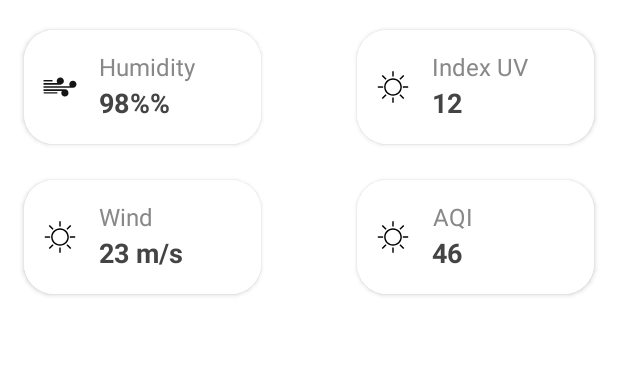
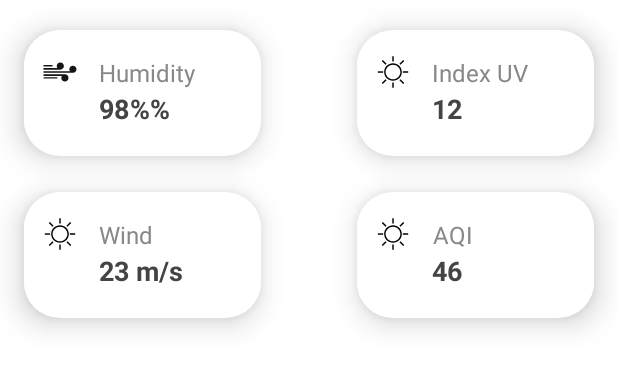
Before and after one commit to franciscobarrios/Weather, an Android app built with Jetpack Compose: the @Preview function InfoCardSectionPreview, on a phone screen of 412 x 824 dp. Shown: the top 369 px of the screen. Run offline under Robolectric (Android 15) with nearby library versions, the phone set to English and light mode, and no system bars; our stand-ins replace constraintlayout-compose; network calls fail.

Commit message:
improve design

```diff
--- a/app/src/main/java/com/fjbg/weather/ui/view/InfoCard.kt
+++ b/app/src/main/java/com/fjbg/weather/ui/view/InfoCard.kt
@@ -8,7 +8,6 @@ import androidx.compose.foundation.shape.RoundedCornerShape
 import androidx.compose.material.Card
 import androidx.compose.material.Text
 import androidx.compose.runtime.Composable
-import androidx.compose.ui.Alignment
 import androidx.compose.ui.Modifier
 import androidx.compose.ui.graphics.Color
 import androidx.compose.ui.layout.ContentScale
@@ -28,12 +27,13 @@ fun InfoCard(
 ) {
     Card(
         modifier = modifier,
-        shape = RoundedCornerShape(20.dp),
-        elevation = 2.dp,
+        shape = RoundedCornerShape(24.dp),
+        elevation = 12.dp,
     ) {
         Row(
-            modifier = Modifier.background(Color.White),
-            verticalAlignment = Alignment.CenterVertically
+            modifier = modifier
+                .background(Color.White)
+                .clickable(onClick = {}),
         ) {
             Column {
                 Image(
@@ -81,6 +81,6 @@ fun WindCardPreview() {
         title = "Wind",
         content = "15 Km/h",
         icon = R.drawable.ic_index_uv,
-        modifier = Modifier.fillMaxWidth()
+        modifier = Modifier.clickable(onClick = {})
     )
 }
--- a/app/src/main/java/com/fjbg/weather/ui/view/InfoCardSection.kt
+++ b/app/src/main/java/com/fjbg/weather/ui/view/InfoCardSection.kt
@@ -32,7 +32,6 @@ fun InfoCardSection(
                     start.linkTo(parent.start, margin = 12.dp)
                 }
                 .padding(4.dp)
-                .clickable(onClick = {})
                 .requiredWidth(158.dp)
         )
 
@@ -46,7 +45,6 @@ fun InfoCardSection(
                     end.linkTo(parent.end, margin = 12.dp)
                 }
                 .padding(4.dp)
-                .clickable(onClick = {})
                 .requiredWidth(158.dp)
         )
 
@@ -61,7 +59,6 @@ fun InfoCardSection(
                     bottom.linkTo(parent.bottom, margin = 16.dp)
                 }
                 .padding(4.dp)
-                .clickable(onClick = {})
                 .requiredWidth(158.dp)
         )
 
@@ -76,7 +73,6 @@ fun InfoCardSection(
                     bottom.linkTo(parent.bottom, margin = 16.dp)
                 }
                 .padding(4.dp)
-                .clickable(onClick = {})
                 .requiredWidth(158.dp)
         )
     }
--- a/app/src/main/java/com/fjbg/weather/ui/view/PlaceName.kt
+++ b/app/src/main/java/com/fjbg/weather/ui/view/PlaceName.kt
@@ -6,6 +6,7 @@ import androidx.compose.foundation.layout.Row
 import androidx.compose.foundation.layout.padding
 import androidx.compose.material.Text
 import androidx.compose.runtime.Composable
+import androidx.compose.ui.Alignment
 import androidx.compose.ui.Modifier
 import androidx.compose.ui.tooling.preview.Preview
 import androidx.compose.ui.unit.dp
@@ -22,6 +23,7 @@ fun PlaceName(
     Column(
         modifier = Modifier
             .padding(16.dp),
+        horizontalAlignment = Alignment.CenterHorizontally
     ) {
         Row(
             horizontalArrangement = Arrangement.Center
@@ -41,11 +43,10 @@ fun PlaceName(
         }
         Row(
             horizontalArrangement = Arrangement.Center
-
         ) {
             Text(
                 text = date,
-                style = dateTextStyle
+                style = dateTextStyle,
             )
         }
     }
```
Also changed, not shown: app/src/main/java/com/fjbg/weather/ui/view/HeaderView.kt (added, +60 -0 lines), app/src/main/java/com/fjbg/weather/ui/view/Main.kt (+7 -38 lines).
